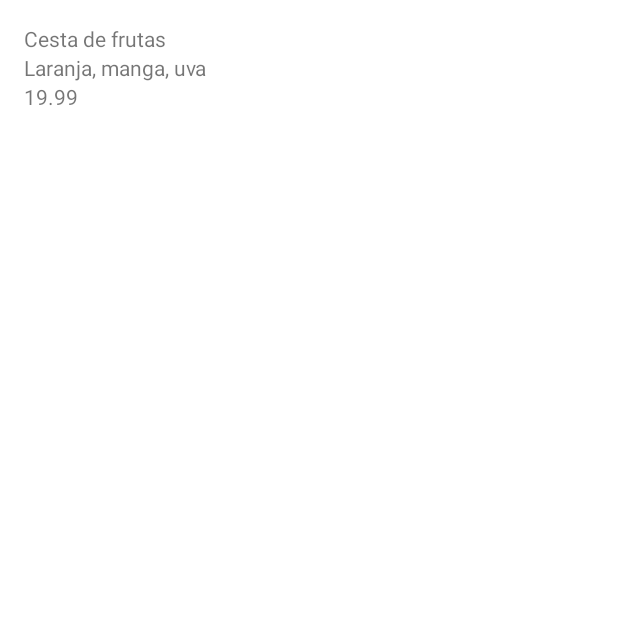
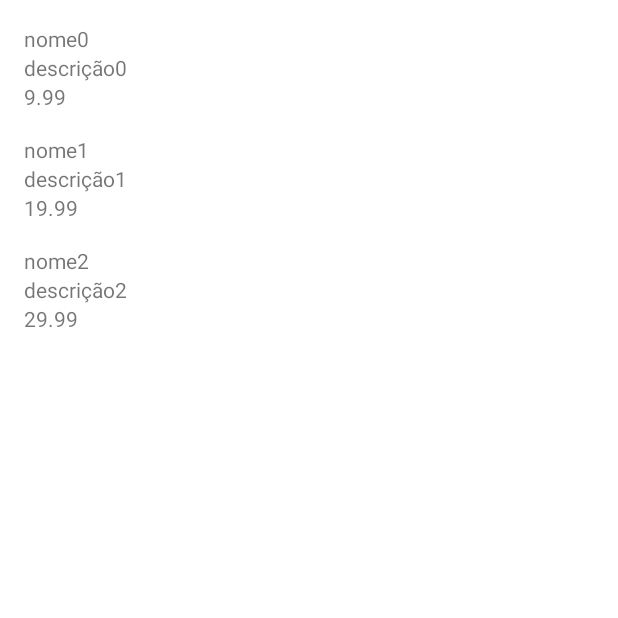
Before and after one commit to ley-v/app-orgs-alura, an Android app: the screen it shows after launch (MainActivity), on a phone screen of 412 x 824 dp, the top half of it. Run offline under Robolectric (Android 15) with nearby library versions, the phone set to English and light mode, and no system bars.

Commit message:
Implementando a lista de produtos com recyclerview, adapter, viewholder, inflater etc

```diff
--- a/app/src/main/AndroidManifest.xml
+++ b/app/src/main/AndroidManifest.xml
@@ -10,7 +10,7 @@
         android:supportsRtl="true"
         android:theme="@style/Theme.Orgs">
 
-        <activity android:name=".MainActivity">
+        <activity android:name=".ui.activity.MainActivity">
             <intent-filter>
                 <action android:name="android.intent.action.MAIN" />
                 <category android:name="android.intent.category.LAUNCHER" />
--- a/app/src/main/java/alura/orgs/MainActivity.kt
+++ /dev/null
@@ -1,18 +0,0 @@
-package alura.orgs
-
-import android.app.Activity
-import android.os.Bundle
-import android.view.View
-import android.widget.EditText
-import android.widget.TextView
-import android.widget.Toast
-
-class MainActivity : Activity() {
-
-    override fun onCreate(savedInstanceState: Bundle?) {
-        super.onCreate(savedInstanceState)
-
-        setContentView(R.layout.activity_main)
-
-    }
-}
--- /dev/null
+++ b/app/src/main/java/alura/orgs/model/Produto.kt
@@ -0,0 +1,10 @@
+package alura.orgs.model
+
+import java.math.BigDecimal
+
+class Produto(
+    val nome: String,
+    val dercricao: String,
+    val valor: BigDecimal
+
+)
--- /dev/null
+++ b/app/src/main/java/alura/orgs/ui/activity/MainActivity.kt
@@ -0,0 +1,42 @@
+package alura.orgs.ui.activity
+
+import alura.orgs.R
+import alura.orgs.model.Produto
+import alura.orgs.ui.recyclerview.adapter.ListaProdutosAdapter
+import android.app.Activity
+import android.os.Bundle
+import android.widget.LinearLayout
+import androidx.recyclerview.widget.LinearLayoutManager
+import androidx.recyclerview.widget.RecyclerView
+import java.math.BigDecimal
+
+class MainActivity : Activity() {
+
+    override fun onCreate(savedInstanceState: Bundle?) {
+        super.onCreate(savedInstanceState)
+
+        setContentView(R.layout.activity_main)
+
+        val recyclerview = findViewById<RecyclerView>(R.id.recyclerview)
+        recyclerview.adapter = ListaProdutosAdapter(
+            this, listOf(
+                Produto(
+                    "nome0",
+                    "descrição0",
+                    BigDecimal("9.99")
+                ),
+                Produto(
+                    "nome1",
+                    "descrição1",
+                    BigDecimal("19.99")
+                ),
+                Produto(
+                    "nome2",
+                    "descrição2",
+                    BigDecimal("29.99")
+                )
+            )
+        )
+        recyclerview.layoutManager = LinearLayoutManager(this)
+    }
+}
--- /dev/null
+++ b/app/src/main/java/alura/orgs/ui/recyclerview/adapter/ListaProdutosAdapter.kt
@@ -0,0 +1,41 @@
+package alura.orgs.ui.recyclerview.adapter
+
+import alura.orgs.R
+import alura.orgs.model.Produto
+import android.content.Context
+import android.view.LayoutInflater
+import android.view.View
+import android.view.ViewGroup
+import android.widget.TextView
+import androidx.recyclerview.widget.RecyclerView
+
+class ListaProdutosAdapter(
+    val context: Context,
+    private val produtos: List<Produto>
+) : RecyclerView.Adapter<ListaProdutosAdapter.ViewHolderL>() {
+
+    class ViewHolderL(view: View) : RecyclerView.ViewHolder(view) {
+        fun vincula(produto: Produto) {
+            val nome = itemView.findViewById<TextView>(R.id.nome)
+            nome.text = produto.nome
+            val descricao = itemView.findViewById<TextView>(R.id.descricao)
+            descricao.text = produto.dercricao
+            val valor = itemView.findViewById<TextView>(R.id.valor)
+            valor.text = produto.valor.toPlainString()
+        }
+    }
+
+    override fun onCreateViewHolder(parent: ViewGroup, viewType: Int): ViewHolderL {
+        val inflador = LayoutInflater.from(context)
+        val viewL: View = inflador.inflate(R.layout.produto_item, parent, false)
+        return ViewHolderL(viewL)
+    }
+
+    override fun onBindViewHolder(holder: ViewHolderL, position: Int) {
+        val produto = produtos[position]
+        holder.vincula(produto)
+
+    }
+
+    override fun getItemCount(): Int = produtos.size
+}
--- a/app/src/main/res/layout/activity_main.xml
+++ b/app/src/main/res/layout/activity_main.xml
@@ -5,30 +5,10 @@
     android:layout_width="match_parent"
     android:layout_height="match_parent">
 
-    <TextView
-        android:id="@+id/nome"
-        android:layout_width="match_parent"
-        android:layout_height="wrap_content"
-        android:layout_margin="16dp"
-        android:text="Cesta de frutas"
-        app:layout_constraintStart_toStartOf="parent"
-        app:layout_constraintTop_toTopOf="parent" />
-
-    <TextView
-        android:id="@+id/descricao"
-        android:layout_width="match_parent"
-        android:layout_height="wrap_content"
-        android:layout_marginHorizontal="16dp"
-        android:text="Laranja, manga, uva"
-        app:layout_constraintStart_toStartOf="parent"
-        app:layout_constraintTop_toBottomOf="@id/nome" />
-
-    <TextView
-        android:id="@+id/valor"
-        android:layout_width="match_parent"
-        android:layout_height="wrap_content"
-        android:layout_marginHorizontal="16dp"
-        android:text="19.99"
-        app:layout_constraintStart_toStartOf="parent"
-        app:layout_constraintTop_toBottomOf="@id/descricao" />
+   <androidx.recyclerview.widget.RecyclerView
+       android:id="@+id/recyclerview"
+       android:layout_width="match_parent"
+       android:layout_height="match_parent"
+       tools:listitem="@layout/produto_item"
+       />
 </androidx.constraintlayout.widget.ConstraintLayout>
--- /dev/null
+++ b/app/src/main/res/layout/produto_item.xml
@@ -0,0 +1,38 @@
+<?xml version="1.0" encoding="utf-8"?>
+<androidx.constraintlayout.widget.ConstraintLayout xmlns:android="http://schemas.android.com/apk/res/android"
+    android:layout_width="match_parent"
+    android:layout_height="wrap_content"
+    xmlns:tools="http://schemas.android.com/tools"
+    xmlns:app="http://schemas.android.com/apk/res-auto">
+
+    <TextView
+        android:id="@+id/nome"
+        android:layout_width="match_parent"
+        android:layout_height="wrap_content"
+        android:layout_margin="16dp"
+        app:layout_constraintEnd_toEndOf="parent"
+        app:layout_constraintStart_toStartOf="parent"
+        app:layout_constraintTop_toTopOf="parent"
+        tools:text="Cesta de frutas" />
+
+    <TextView
+        android:id="@+id/descricao"
+        android:layout_width="match_parent"
+        android:layout_height="wrap_content"
+        android:layout_marginHorizontal="16dp"
+        app:layout_constraintEnd_toEndOf="parent"
+        app:layout_constraintStart_toStartOf="parent"
+        app:layout_constraintTop_toBottomOf="@id/nome"
+        tools:text="Laranja, manga, uva" />
+
+    <TextView
+        android:id="@+id/valor"
+        android:layout_width="match_parent"
+        android:layout_height="wrap_content"
+        android:layout_marginHorizontal="16dp"
+        app:layout_constraintEnd_toEndOf="parent"
+        app:layout_constraintStart_toStartOf="parent"
+        app:layout_constraintTop_toBottomOf="@id/descricao"
+        tools:text="19.99" />
+
+</androidx.constraintlayout.widget.ConstraintLayout>
```
